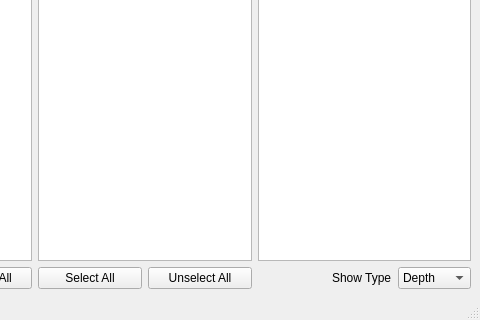
d3ce1t/PrivacyProject, file KinectProject/DatasetBrowser.ui: the form before one commit; both pictures show x 409 to 889 and y 261 to 581 of the 889 by 581 pixel window.
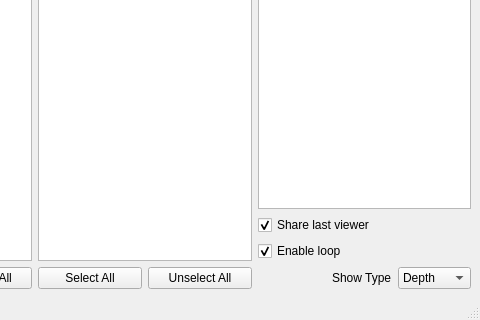
The form after the commit.

What changed in the file:
```diff
--- a/KinectProject/DatasetBrowser.ui
+++ b/KinectProject/DatasetBrowser.ui
@@ -169,6 +169,26 @@
         <item>
          <widget class="QListWidget" name="listInstances"/>
         </item>
+        <item>
+         <widget class="QCheckBox" name="checkBoxSameViewer">
+          <property name="text">
+           <string>Share last viewer</string>
+          </property>
+          <property name="checked">
+           <bool>true</bool>
+          </property>
+         </widget>
+        </item>
+        <item>
+         <widget class="QCheckBox" name="checkBoxLoop">
+          <property name="text">
+           <string>Enable loop</string>
+          </property>
+          <property name="checked">
+           <bool>true</bool>
+          </property>
+         </widget>
+        </item>
         <item>
          <layout class="QHBoxLayout" name="horizontalLayout_5">
           <item>
```
